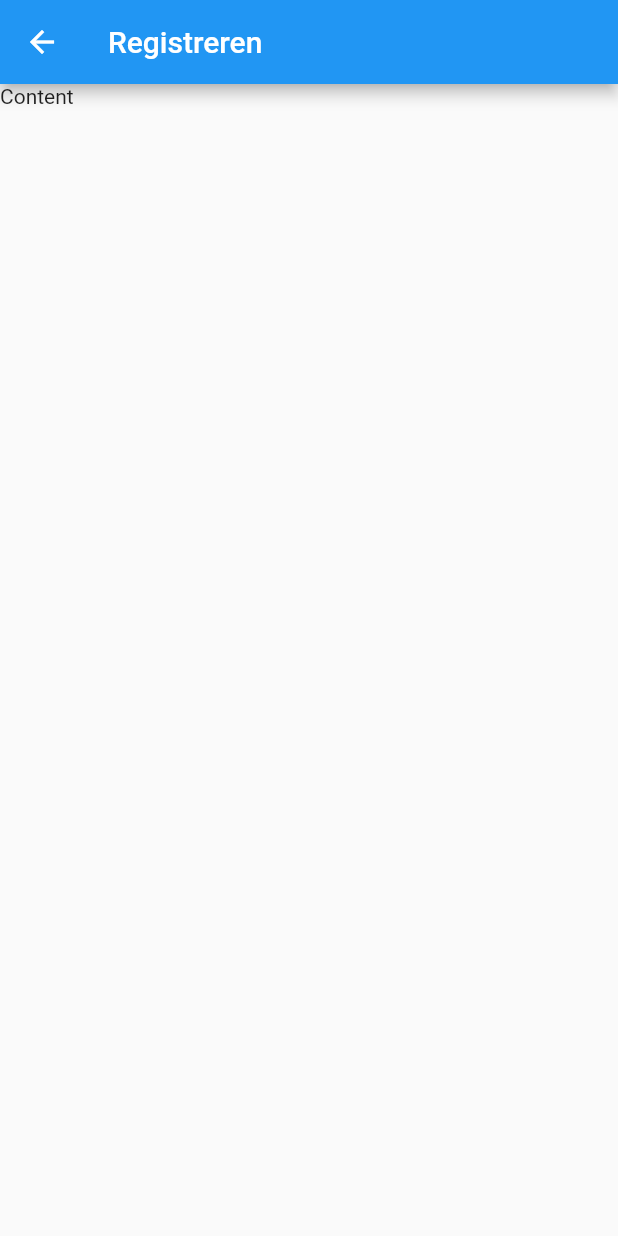
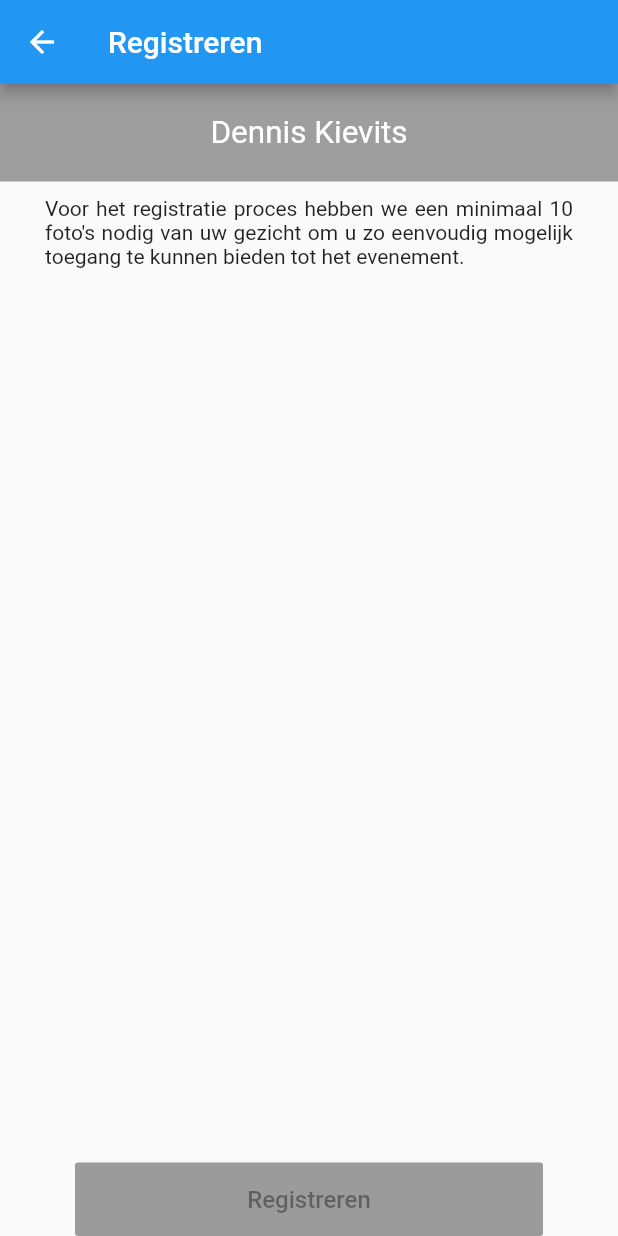
Before and after one commit to elertan/label-a-just-go, a Flutter app: the RegisterPage screen opened by its route, on a phone screen of 412 x 824 dp. Run offline on Flutter 3.47's test engine with Material 2 defaults, Android fonts, the phone set to English and light mode, and no system bars; our stand-ins replace flutter_mobx, mobx; missing offline and left inert: barcode_scan; generated files the repository leaves out were written again.

Commit message:
Basic register page

```diff
--- a/register_app/lib/pages/RegisterPage.dart
+++ b/register_app/lib/pages/RegisterPage.dart
@@ -1,5 +1,9 @@
 import 'package:flutter/material.dart';
 import 'package:flutter/widgets.dart';
+import 'package:flutter_mobx/flutter_mobx.dart';
+import 'package:mobx/mobx.dart';
+import 'package:register_app/models/User.dart';
+import 'package:register_app/stores/UserStore.dart';
 
 class RegisterPage extends StatefulWidget {
   final String uuid;
@@ -26,10 +30,20 @@ class _RegisterPageState extends State<RegisterPage> {
   }
 
   void _fetchData() async {
+//    final response = await get('http://192.168.0.100/registration-details/$uuid');
+//    if (response.)
+
     await Future.delayed(Duration(milliseconds: 1500));
-    setState(() {
-      _isLoading = false;
+
+    final user = User(uuid: uuid, firstname: 'Dennis', lastname: 'Kievits');
+
+    final dispose = reaction((_) => userStore.user, (_) {
+      setState(() {
+        _isLoading = false;
+      });
     });
+    userStore.setUser(user);
+    dispose();
   }
 
   Widget _renderLoading() {
@@ -37,9 +51,7 @@ class _RegisterPageState extends State<RegisterPage> {
       crossAxisAlignment: CrossAxisAlignment.stretch,
       children: <Widget>[
         Expanded(
-          child: Center(
-            child: CircularProgressIndicator()
-          ),
+          child: Center(child: CircularProgressIndicator()),
         ),
         Container(
           margin: EdgeInsets.symmetric(vertical: 50),
@@ -54,7 +66,44 @@ class _RegisterPageState extends State<RegisterPage> {
   }
 
   Widget _renderContent() {
-    return Text("Content");
+    return Column(
+      crossAxisAlignment: CrossAxisAlignment.stretch,
+      children: <Widget>[
+        Container(
+          color: Colors.grey,
+          padding: EdgeInsets.symmetric(vertical: 20),
+          child: Observer(
+            builder: (_) =>
+                Text(
+                  "${userStore.user.firstname} ${userStore.user.lastname}",
+                  textAlign: TextAlign.center,
+                  style: TextStyle(fontSize: 21, color: Colors.white),
+                ),
+          ),
+        ),
+        Container(
+          margin: EdgeInsets.symmetric(horizontal: 30, vertical: 10),
+          child: Text(
+            "Voor het registratie proces hebben we een minimaal 10 foto's nodig van uw gezicht om u zo eenvoudig mogelijk toegang te kunnen bieden tot het evenement.",
+            textAlign: TextAlign.justify,
+            style: TextStyle(fontSize: 14),
+          ),
+        ),
+        Expanded(
+          child: Text("")
+        ),
+        Container(
+          margin: EdgeInsets.symmetric(horizontal: 50),
+          child: RaisedButton(
+            padding: EdgeInsets.symmetric(vertical: 15),
+            child: Text(
+              "Registreren",
+              style: TextStyle(fontSize: 16),
+            ),
+          ),
+        ),
+      ],
+    );
   }
 
   @override
--- a/register_app/pubspec.yaml
+++ b/register_app/pubspec.yaml
@@ -28,6 +28,7 @@ dependencies:
   qr_flutter: 2.0.0+51
   uuid: 2.0.1
   uni_links: 0.2.0
+  http: 0.12.0+2
 
   # The following adds the Cupertino Icons font to your application.
   # Use with the CupertinoIcons class for iOS style icons.
```
Also changed, not shown: register_app/pubspec.lock, 1 other file.
